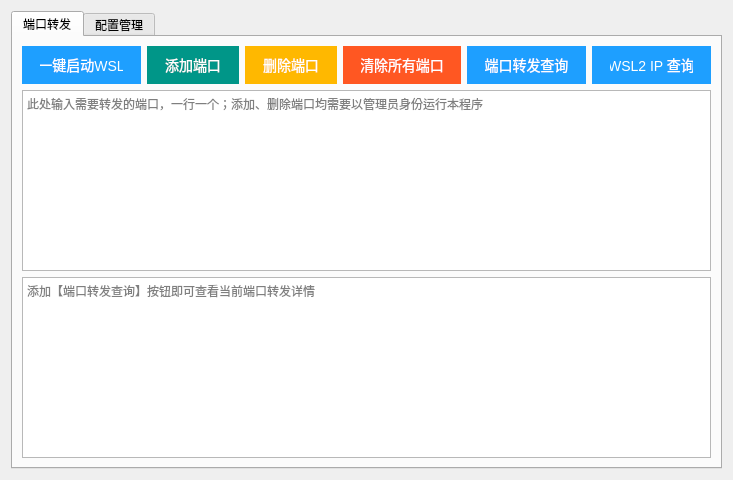
Qt form src/lib/wsl2.ui (itxq/wslm-gui) before a commit.
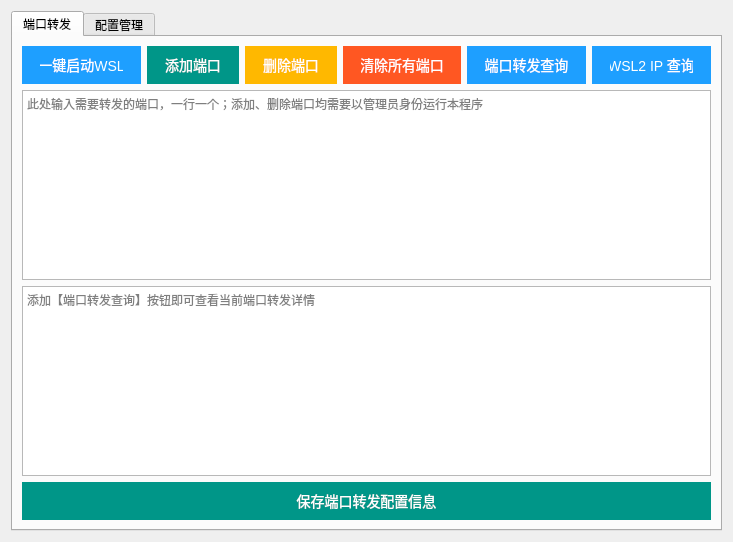
The same form after that commit. The open tabs and pages were chosen to show the change.

Commit message: UI 调整

```diff
--- a/src/lib/wsl2.ui
+++ b/src/lib/wsl2.ui
@@ -10,13 +10,13 @@
     <x>0</x>
     <y>0</y>
     <width>733</width>
-    <height>480</height>
+    <height>542</height>
    </rect>
   </property>
   <property name="minimumSize">
    <size>
     <width>733</width>
-    <height>480</height>
+    <height>542</height>
    </size>
   </property>
   <property name="windowTitle">
@@ -47,7 +47,7 @@
       <attribute name="title">
        <string>端口转发</string>
       </attribute>
-      <layout class="QVBoxLayout" name="verticalLayout_3">
+      <layout class="QHBoxLayout" name="horizontalLayout_4">
        <item>
         <layout class="QVBoxLayout" name="verticalLayout">
          <item>
@@ -276,6 +276,44 @@
            </property>
           </widget>
          </item>
+         <item>
+          <widget class="QPushButton" name="save_settings_ports">
+           <property name="sizePolicy">
+            <sizepolicy hsizetype="Preferred" vsizetype="Maximum">
+             <horstretch>0</horstretch>
+             <verstretch>0</verstretch>
+            </sizepolicy>
+           </property>
+           <property name="cursor">
+            <cursorShape>PointingHandCursor</cursorShape>
+           </property>
+           <property name="styleSheet">
+            <string notr="true">height: 38px;
+alternate-background-color: qlineargradient(spread:pad, x1:0, y1:1, x2:0, y2:0, stop:0 rgba(0, 0, 0, 255), stop:0.05 rgba(14, 8, 73, 255), stop:0.36 rgba(28, 17, 145, 255), stop:0.6 rgba(126, 14, 81, 255), stop:0.75 rgba(234, 11, 11, 255), stop:0.79 rgba(244, 70, 5, 255), stop:0.86 rgba(255, 136, 0, 255), stop:0.935 rgba(239, 236, 55, 255));
+selection-background-color: qradialgradient(spread:repeat, cx:0.5, cy:0.5, radius:0.077, fx:0.5, fy:0.5, stop:0 rgba(0, 169, 255, 147), stop:0.497326 rgba(0, 0, 0, 147), stop:1 rgba(0, 169, 255, 147));
+line-height: 38px;
+padding: 0 18px;
+background-color: #009688;
+color: #fff;
+white-space: nowrap;
+text-align: center;
+font-size: 14px;
+border: none;
+border-radius: 2px;
+cursor: pointer;
+border-radius: 100px;</string>
+           </property>
+           <property name="text">
+            <string>保存端口转发配置信息</string>
+           </property>
+           <property name="default">
+            <bool>false</bool>
+           </property>
+           <property name="flat">
+            <bool>false</bool>
+           </property>
+          </widget>
+         </item>
         </layout>
        </item>
       </layout>
```
Left out of the diff: 7 changed lines with no effect on the pictures.
